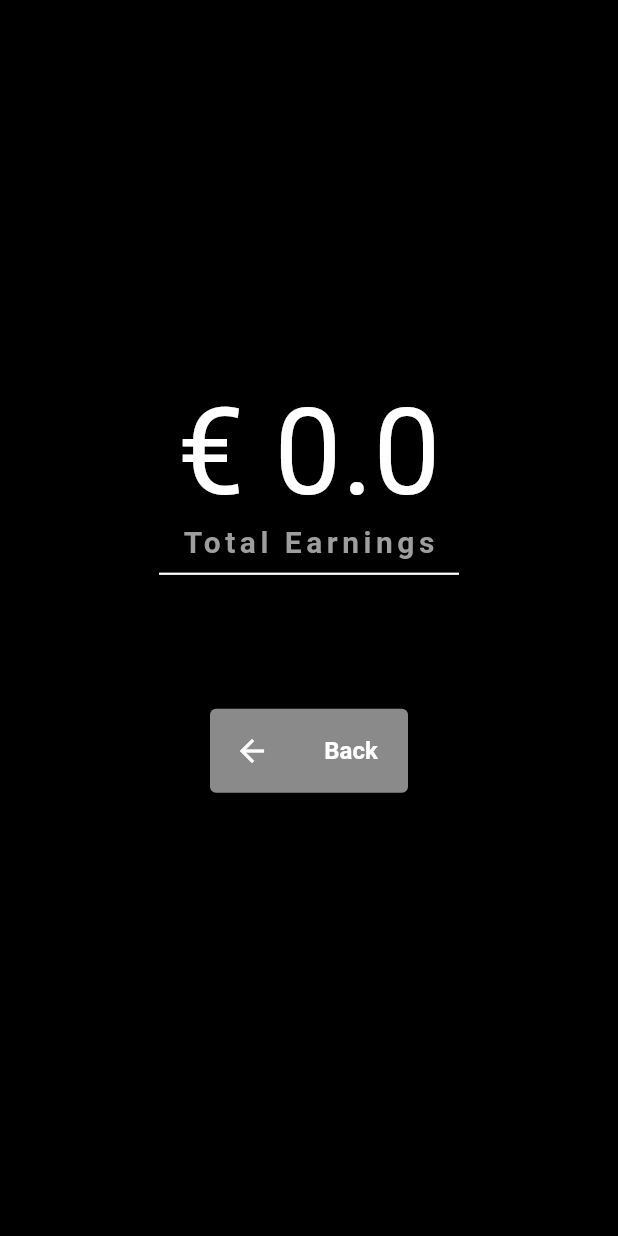
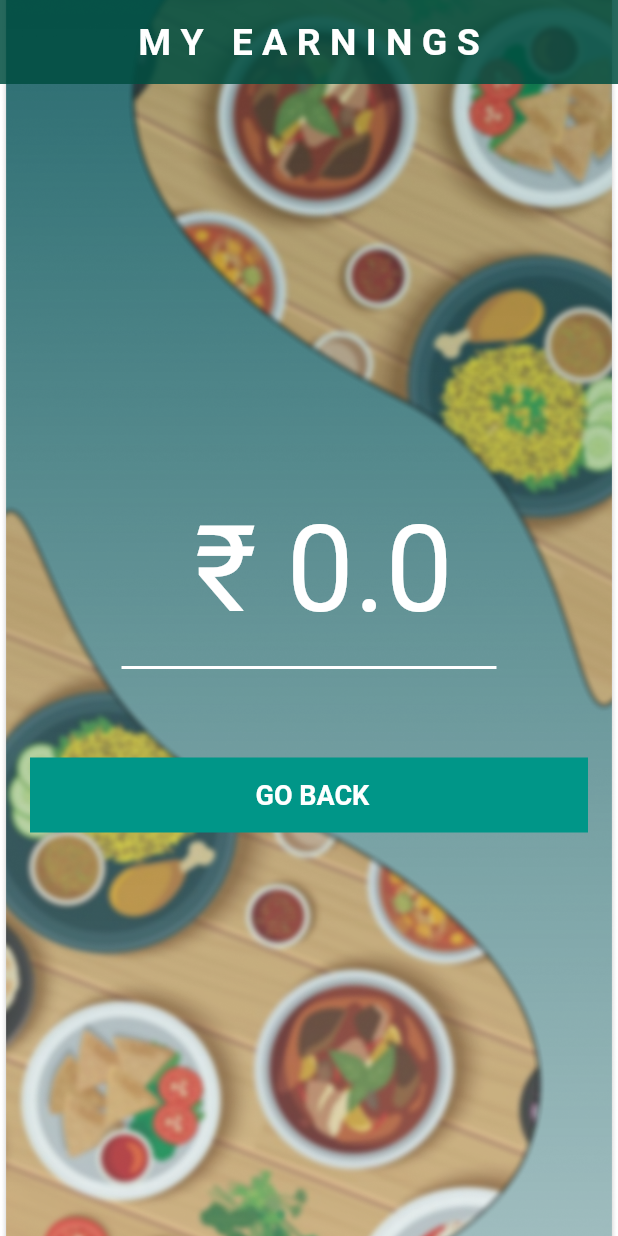
Before and after one commit to Saurabh101101/Cafeteria_Business, a Flutter app: the EarningsScreen screen opened directly, on a phone screen of 412 x 824 dp. Run offline on Flutter 3.47's test engine with Material 2 defaults, Android fonts, the light colour scheme and no system bars; our stand-ins replace cloud_firestore, firebase_auth, firebase_core, firebase_storage, flutter_signin_button, fluttertoast and 2 more; accounts and stored records are empty; Roboto replaces fonts that are missing (Montserrat, Signatra).

Commit message:
"Modified basic changes"

```diff
--- a/lib/mainScreens/earnings_screen.dart
+++ b/lib/mainScreens/earnings_screen.dart
@@ -44,74 +44,80 @@ class _EarningsScreenState extends State<EarningsScreen>
   @override
   Widget build(BuildContext context)
   {
-    return Scaffold(
-      backgroundColor: Colors.black,
+    return SafeArea(
+        child: Container(constraints: BoxConstraints.expand(),
+    decoration: BoxDecoration(
+    image: DecorationImage(
+    image: AssetImage('assets/images/bg.png'), fit: BoxFit.cover,) ),
+    child: Scaffold(
+    backgroundColor: Colors.transparent,
+    appBar: AppBar(
+    title: Text("M Y   E A R N I N G S",
+    style: TextStyle(
+    fontSize: 25,
+    fontWeight: FontWeight.bold,
+    fontFamily: 'Montserrat'
+    ), ),
+    centerTitle:true ,
+    automaticallyImplyLeading: false,
+    backgroundColor: Colors.teal[900]?.withOpacity(0.85),
+    elevation: 0,
+    ),
       body: SafeArea(
         child: Center(
           child: Column(
             mainAxisAlignment: MainAxisAlignment.center,
             children: [
 
-              Text(
-                "€ " + sellerTotalEarnings!.toString(),
+              Padding(
+                padding: const EdgeInsets.all(8.0),
+                child: Text(
+                  " ₹ " + sellerTotalEarnings!.toString(),
                   style: const TextStyle(
                     fontSize: 80,
                     color: Colors.white,
                     fontFamily: "Signatra"
                   ),
                 ),
-
-              const Text(
-                "Total Earnings",
-                style: TextStyle(
-                    fontSize: 20,
-                    color: Colors.grey,
-                    letterSpacing: 3,
-                    fontWeight: FontWeight.bold,
-                ),
               ),
 
               const SizedBox(
                 height: 20,
-                width: 200,
+                width: 250,
                 child: Divider(
                   color: Colors.white,
-                  thickness: 1.5,
+                  thickness: 2,
                 ),
               ),
 
-              const SizedBox(height: 40.0,),
+              const SizedBox(height: 50.0,),
 
-              GestureDetector(
+              Center(
+                  child: InkWell(
                     onTap: ()
                     {
-                  Navigator.push(context, MaterialPageRoute(builder: (c)=> const HomeScreen()));
+                      Navigator.pop(context);
                     },
-                child: const Card(
-                  color: Colors.white54,
-                  margin: EdgeInsets.symmetric(vertical: 40, horizontal: 140),
-                  child: ListTile(
-                    leading: Icon(
-                      Icons.arrow_back,
-                      color: Colors.white,
+                    child: Container(
+                      decoration: BoxDecoration(
+
+                        color: Colors.teal,
                       ),
-                    title: Text(
-                      "Back",
-                      textAlign: TextAlign.center,
-                      style: TextStyle(
-                        color: Colors.white,
-                        fontWeight: FontWeight.bold,
-                        fontSize: 16,
+
+                      height:50 ,
+                      width: MediaQuery.of(context).size.width-40,
+                      child: Center(
+                        child: Text(" GO BACK",style: TextStyle(color: Colors.white,fontWeight: FontWeight.bold,fontSize: 18),),
                       ),
                     ),
-                  ),
-                ),
-              ),
+                  )
+              )
+
 
             ],
           ),
         ),
       ),
-    );
+    )));
   }
 }
--- a/lib/mainScreens/order_card_new.dart
+++ b/lib/mainScreens/order_card_new.dart
@@ -96,7 +96,7 @@ Widget placedOrderDesignWidget(Items model, BuildContext context, seperateQuanti
                     width: 10,
                   ),
                   const Text(
-                    "€ ",
+                    "₹ ",
                     style: TextStyle(fontSize: 16.0, color: Colors.blue),
                   ),
                   Text(
--- a/lib/uploadScreens/category_upload.dart
+++ b/lib/uploadScreens/category_upload.dart
@@ -30,7 +30,7 @@ class _CategoryUploadScreenState extends State<CategoryUploadScreen> {
   defaultScreen()
   {
     return Container(
-        child: Container(constraints: BoxConstraints.expand(),
+        constraints: BoxConstraints.expand(),
     decoration: BoxDecoration(
     image: DecorationImage(
     image: AssetImage('assets/images/bg.png'), fit: BoxFit.cover,) ),
@@ -73,7 +73,7 @@ class _CategoryUploadScreenState extends State<CategoryUploadScreen> {
           ),
         ),
       ),
-    )));
+    ));
   }
 
 
--- a/lib/widgets/order_card.dart
+++ b/lib/widgets/order_card.dart
@@ -95,7 +95,7 @@ Widget placedOrderDesignWidget(Items model, BuildContext context, seperateQuanti
                     width: 10,
                   ),
                   const Text(
-                    "€ ",
+                    " ₹ ",
                     style: TextStyle(fontSize: 16.0, color: Colors.blue),
                   ),
                   Text(
--- a/pubspec.yaml
+++ b/pubspec.yaml
@@ -52,6 +52,11 @@ dependencies:
 dev_dependencies:
   flutter_test:
     sdk: flutter
+  flutter_launcher_icons: ^0.13.1
+
+flutter_icons:
+  android: "launcher_icon"
+  image_path: "assets/images/final.png"
 
   # The "flutter_lints" package below contains a set of recommended lints to
   # encourage good coding practices. The lint set provided by the package is
```
Also changed, not shown: lib/mainScreens/history_screen.dart (+12 -1 lines), lib/mainScreens/new_orders_screen.dart (+12 -1 lines), lib/mainScreens/order_details_screen.dart (+73 -34 lines), lib/mainScreens/order_details_screen_new.dart (+70 -34 lines), lib/uploadScreens/items_upload_screen.dart (+12 -5 lines), pubspec.lock, 1 other file. Lines whose indentation alone changed are shown as unchanged.
